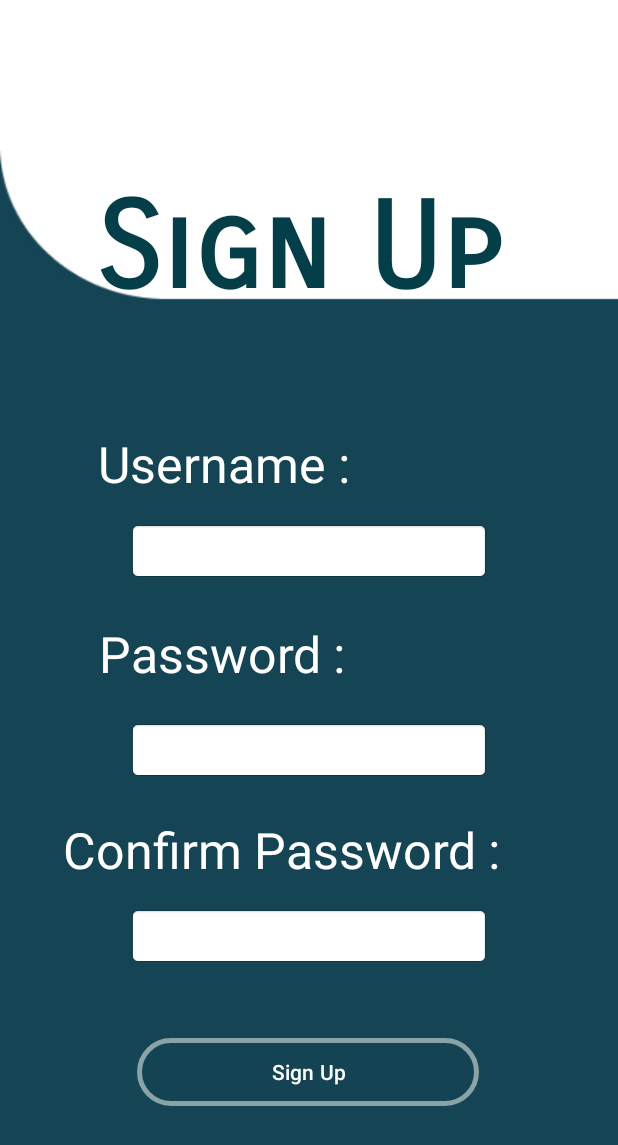
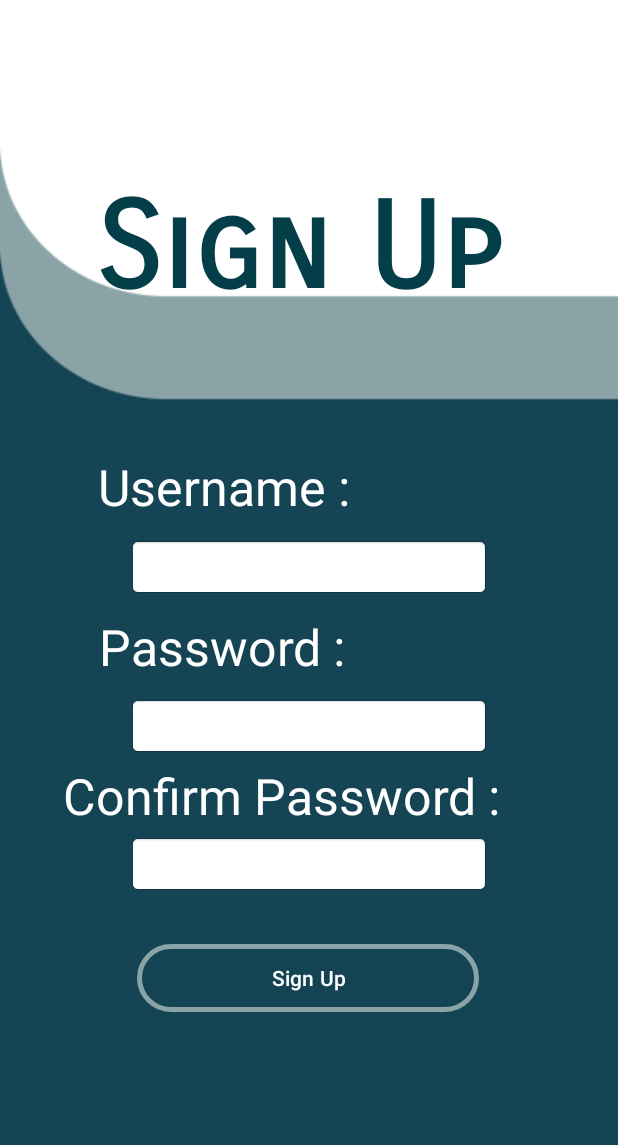
Before and after one commit to nikethatharangi/RifleShootingApp, an Android app: the SignUp screen opened directly, with no data from a screen before it, on a phone screen of 412 x 824 dp. Shown: the top 1145 px of the screen. Run offline under Robolectric (Android 15) with nearby library versions, the phone set to English and light mode, and no system bars.

Commit message:
User Interface design changes

```diff
--- a/app/src/main/res/layout-v28/activity_login.xml
+++ b/app/src/main/res/layout-v28/activity_login.xml
@@ -4,8 +4,8 @@
     xmlns:tools="http://schemas.android.com/tools"
     android:layout_width="match_parent"
     android:layout_height="match_parent"
-    android:background="@drawable/loginsign"
-    tools:context=".Login" >
+    android:background="@drawable/loginsignin"
+    tools:context=".Login">
 
     <Button
         android:id="@+id/btnLogin2"
--- a/app/src/main/res/layout/activity_sign_up2.xml
+++ b/app/src/main/res/layout/activity_sign_up2.xml
@@ -4,7 +4,7 @@
     xmlns:tools="http://schemas.android.com/tools"
     android:layout_width="match_parent"
     android:layout_height="match_parent"
-    android:background="@drawable/loginsign"
+    android:background="@drawable/loginsignin"
     tools:context=".SignUp">
 
     <Button
@@ -18,7 +18,7 @@
         app:layout_constraintHorizontal_bias="0.497"
         app:layout_constraintStart_toStartOf="parent"
         app:layout_constraintTop_toBottomOf="@+id/txtpassword2"
-        app:layout_constraintVertical_bias="0.346"
+        app:layout_constraintVertical_bias="0.169"
         app:strokeColor="#8AA3A6"
         app:strokeWidth="3dp"
         tools:ignore="NewApi"
@@ -49,13 +49,26 @@
         app:layout_constraintEnd_toEndOf="parent"
         app:layout_constraintStart_toStartOf="parent"
         app:layout_constraintTop_toBottomOf="@+id/textView4"
-        app:layout_constraintVertical_bias="0.591" />
+        app:layout_constraintVertical_bias="0.686" />
+
+    <TextView
+        android:id="@+id/textView7"
+        android:layout_width="wrap_content"
+        android:layout_height="wrap_content"
+        android:text="Confirm Password :"
+        android:textColor="#FFFFFF"
+        android:textSize="50px"
+        app:layout_constraintBottom_toTopOf="@+id/txtpassword2"
+        app:layout_constraintEnd_toEndOf="parent"
+        app:layout_constraintHorizontal_bias="0.348"
+        app:layout_constraintStart_toStartOf="parent"
+        app:layout_constraintTop_toBottomOf="@+id/txtpassword" />
 
     <TextView
         android:id="@+id/txtpassword"
         android:layout_width="241dp"
         android:layout_height="40dp"
-        android:layout_marginBottom="304dp"
+        android:layout_marginBottom="320dp"
         android:background="@android:drawable/editbox_background"
         app:layout_constraintBottom_toBottomOf="parent"
         app:layout_constraintEnd_toEndOf="parent"
@@ -65,7 +78,7 @@
         android:id="@+id/txtpassword2"
         android:layout_width="241dp"
         android:layout_height="40dp"
-        android:layout_marginBottom="180dp"
+        android:layout_marginBottom="228dp"
         android:background="@android:drawable/editbox_background"
         app:layout_constraintBottom_toBottomOf="parent"
         app:layout_constraintEnd_toEndOf="parent"
@@ -83,7 +96,7 @@
         app:layout_constraintHorizontal_bias="0.269"
         app:layout_constraintStart_toStartOf="parent"
         app:layout_constraintTop_toBottomOf="@+id/textView4"
-        app:layout_constraintVertical_bias="0.818" />
+        app:layout_constraintVertical_bias="0.886" />
 
     <TextView
         android:id="@+id/textView3"
@@ -96,22 +109,7 @@
         app:layout_constraintEnd_toEndOf="parent"
         app:layout_constraintHorizontal_bias="0.268"
         app:layout_constraintStart_toStartOf="parent"
-        app:layout_constraintTop_toBottomOf="@+id/txtusername"
-        app:layout_constraintVertical_bias="0.545" />
-
-    <TextView
-        android:id="@+id/textView7"
-        android:layout_width="wrap_content"
-        android:layout_height="wrap_content"
-        android:text="Confirm Password :"
-        android:textColor="#FFFFFF"
-        android:textSize="50px"
-        app:layout_constraintBottom_toTopOf="@+id/txtpassword2"
-        app:layout_constraintEnd_toEndOf="parent"
-        app:layout_constraintHorizontal_bias="0.348"
-        app:layout_constraintStart_toStartOf="parent"
-        app:layout_constraintTop_toBottomOf="@+id/txtpassword"
-        app:layout_constraintVertical_bias="0.605" />
+        app:layout_constraintTop_toBottomOf="@+id/txtusername" />
 
 
 </androidx.constraintlayout.widget.ConstraintLayout>
--- a/app/src/main/res/layout/fragment_home.xml
+++ b/app/src/main/res/layout/fragment_home.xml
@@ -34,6 +34,7 @@
             android:orientation="vertical"
             android:layout_marginTop="20dp"
             android:layout_marginLeft="30dp"
+            android:layout_marginRight="30dp"
             android:background="@drawable/corner"
             >
 
@@ -132,6 +133,7 @@
             android:orientation="vertical"
             android:layout_marginTop="20dp"
             android:layout_marginLeft="30dp"
+            android:layout_marginRight="30dp"
             android:background="@drawable/cornertwo">
 
             <LinearLayout
```
Also changed, not shown: app/src/main/java/com/example/rifleshootingapp/CameraFragment.java (+33 -5 lines), app/src/main/res/layout-v28/activity_main.xml (+2 -14 lines), app/src/main/res/layout/activity_login.xml (+7 -7 lines), app/src/main/res/layout/activity_main.xml (+6 -18 lines), app/src/main/res/layout/activity_posturecheck.xml (+13 -1 lines), app/src/main/res/layout/fragment_camera.xml (+5 -20 lines), app/src/main/res/drawable-v24/loginsign.jpg (deleted), app/src/main/res/drawable-v24/loginsignin.jpg (added), app/src/main/res/drawable-v24/splashscreen.jpeg (deleted), app/src/main/res/drawable-v24/splashscreen.jpg (added).
